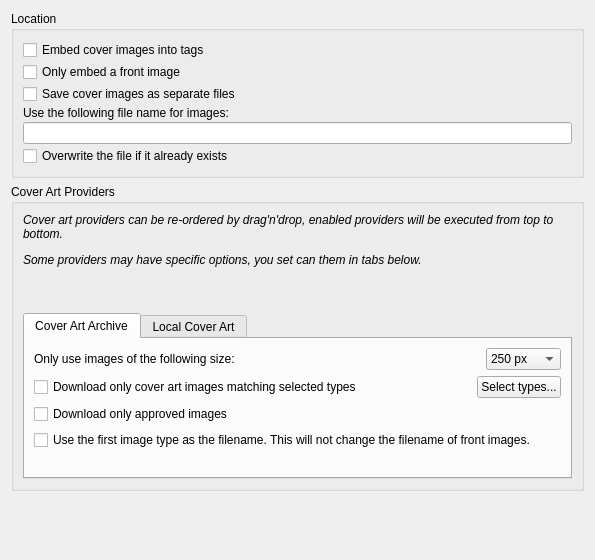
Qt form ui/options_cover.ui (metabrainz/picard) before a commit.
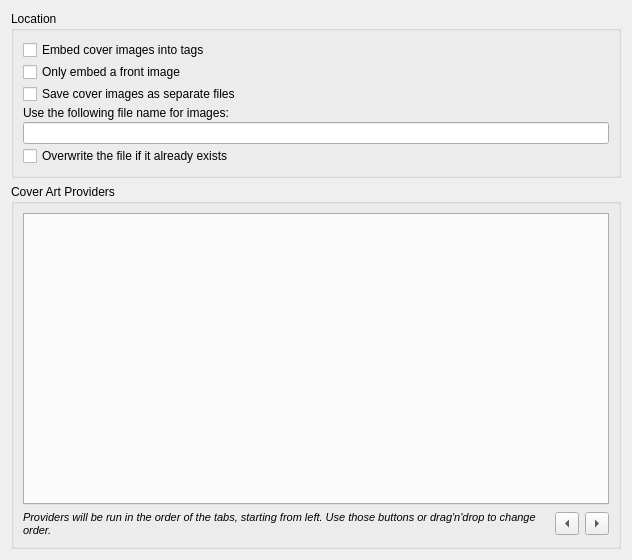
The same form after that commit.

Commit message:
Each cover art provider is now in a re-orderable tab
- better separation between options of each provider
- each provider has its own .ui file for specific options
- tabs can be re-ordered by drag'n'drop or using buttons

```diff
--- a/ui/options_cover.ui
+++ b/ui/options_cover.ui
@@ -6,7 +6,7 @@
    <rect>
     <x>0</x>
     <y>0</y>
-    <width>595</width>
+    <width>632</width>
     <height>560</height>
    </rect>
   </property>
@@ -77,29 +77,7 @@
      </property>
      <layout class="QVBoxLayout" name="ca_providers_layout">
       <item>
-       <layout class="QHBoxLayout" name="ca_providers_hbox">
-        <item>
-         <widget class="QLabel" name="ca_providers_note">
-          <property name="font">
-           <font>
-            <italic>true</italic>
-           </font>
-          </property>
-          <property name="frameShape">
-           <enum>QFrame::NoFrame</enum>
-          </property>
-          <property name="text">
-           <string>&lt;html&gt;&lt;head/&gt;&lt;body&gt;&lt;p&gt;Cover art providers can be re-ordered by drag'n'drop, enabled providers will be executed from top to bottom.&lt;/p&gt;&lt;p&gt;Some providers may have specific options, you set can them in tabs below.&lt;/p&gt;&lt;p&gt;&lt;br/&gt;&lt;/p&gt;&lt;/body&gt;&lt;/html&gt;</string>
-          </property>
-          <property name="wordWrap">
-           <bool>true</bool>
-          </property>
-         </widget>
-        </item>
-       </layout>
-      </item>
-      <item>
-       <widget class="QTabWidget" name="tabWidget">
+       <widget class="QTabWidget" name="tab_cover_art_providers">
         <property name="enabled">
          <bool>true</bool>
         </property>
@@ -109,228 +87,63 @@
           <verstretch>0</verstretch>
          </sizepolicy>
         </property>
+        <property name="tabPosition">
+         <enum>QTabWidget::North</enum>
+        </property>
         <property name="currentIndex">
          <number>0</number>
         </property>
-        <widget class="QWidget" name="tab_cover_art_archive">
-         <property name="enabled">
-          <bool>true</bool>
-         </property>
-         <attribute name="title">
-          <string>Cover Art Archive</string>
-         </attribute>
-         <layout class="QVBoxLayout" name="verticalLayout_4">
-          <item>
-           <layout class="QHBoxLayout" name="horizontalLayout">
-            <item>
-             <widget class="QLabel" name="label">
-              <property name="text">
-               <string>Only use images of the following size:</string>
-              </property>
-             </widget>
-            </item>
-            <item>
-             <spacer name="horizontalSpacer">
-              <property name="orientation">
-               <enum>Qt::Horizontal</enum>
-              </property>
-              <property name="sizeHint" stdset="0">
-               <size>
-                <width>40</width>
-                <height>20</height>
-               </size>
-              </property>
-             </spacer>
-            </item>
-            <item>
-             <widget class="QComboBox" name="cb_image_size">
-              <property name="sizePolicy">
-               <sizepolicy hsizetype="Preferred" vsizetype="Fixed">
-                <horstretch>0</horstretch>
-                <verstretch>0</verstretch>
-               </sizepolicy>
-              </property>
-              <item>
-               <property name="text">
-                <string>250 px</string>
-               </property>
-              </item>
-              <item>
-               <property name="text">
-                <string>500 px</string>
-               </property>
-              </item>
-              <item>
-               <property name="text">
-                <string>Full size</string>
-               </property>
-              </item>
-             </widget>
-            </item>
-           </layout>
-          </item>
-          <item>
-           <layout class="QHBoxLayout" name="select_caa_types_group">
-            <item>
-             <widget class="QCheckBox" name="restrict_images_types">
-              <property name="text">
-               <string>Download only cover art images matching selected types</string>
-              </property>
-             </widget>
-            </item>
-            <item>
-             <spacer name="horizontalSpacer">
-              <property name="orientation">
-               <enum>Qt::Horizontal</enum>
-              </property>
-              <property name="sizeHint" stdset="0">
-               <size>
-                <width>40</width>
-                <height>20</height>
-               </size>
-              </property>
-             </spacer>
-            </item>
-            <item>
-             <widget class="QPushButton" name="select_caa_types">
-              <property name="sizePolicy">
-               <sizepolicy hsizetype="Fixed" vsizetype="Fixed">
-                <horstretch>100</horstretch>
-                <verstretch>0</verstretch>
-               </sizepolicy>
-              </property>
-              <property name="text">
-               <string>Select types...</string>
-              </property>
-             </widget>
-            </item>
-           </layout>
-          </item>
-          <item>
-           <widget class="QCheckBox" name="cb_approved_only">
-            <property name="text">
-             <string>Download only approved images</string>
-            </property>
-           </widget>
-          </item>
-          <item>
-           <widget class="QCheckBox" name="cb_type_as_filename">
-            <property name="sizePolicy">
-             <sizepolicy hsizetype="Minimum" vsizetype="Fixed">
-              <horstretch>0</horstretch>
-              <verstretch>0</verstretch>
-             </sizepolicy>
-            </property>
-            <property name="text">
-             <string>Use the first image type as the filename. This will not change the filename of front images.</string>
-            </property>
-           </widget>
-          </item>
-          <item>
-           <spacer name="verticalSpacer_2">
-            <property name="orientation">
-             <enum>Qt::Vertical</enum>
-            </property>
-            <property name="sizeHint" stdset="0">
-             <size>
-              <width>20</width>
-              <height>0</height>
-             </size>
-            </property>
-           </spacer>
-          </item>
-         </layout>
-        </widget>
-        <widget class="QWidget" name="tab_local_cover_art">
-         <attribute name="title">
-          <string>Local Cover Art</string>
-         </attribute>
-         <layout class="QVBoxLayout" name="verticalLayout_5">
-          <item>
-           <widget class="QLabel" name="local_cover_regex_label">
-            <property name="text">
-             <string>Local cover art files match the following regular expression:</string>
-            </property>
-           </widget>
-          </item>
-          <item>
-           <widget class="QLineEdit" name="local_cover_regex_edit"/>
-          </item>
-          <item>
-           <layout class="QHBoxLayout" name="horizontalLayout_2">
-            <item>
-             <widget class="QLabel" name="local_cover_regex_error">
-              <property name="text">
-               <string/>
-              </property>
-             </widget>
-            </item>
-            <item>
-             <widget class="QPushButton" name="local_cover_regex_default">
-              <property name="sizePolicy">
-               <sizepolicy hsizetype="Fixed" vsizetype="Fixed">
-                <horstretch>0</horstretch>
-                <verstretch>0</verstretch>
-               </sizepolicy>
-              </property>
-              <property name="text">
-               <string>Default</string>
-              </property>
-             </widget>
-            </item>
-           </layout>
-          </item>
-          <item>
-           <widget class="QLabel" name="note">
-            <property name="font">
-             <font>
-              <italic>true</italic>
-             </font>
-            </property>
-            <property name="text">
-             <string>First group in the regular expression, if any, will be used as type, ie. cover-back-spine.jpg will be set as types Back + Spine. If no type is found, it will default to Front type.</string>
-            </property>
-            <property name="wordWrap">
-             <bool>true</bool>
-            </property>
-           </widget>
-          </item>
-          <item>
-           <spacer name="verticalSpacer">
-            <property name="orientation">
-             <enum>Qt::Vertical</enum>
-            </property>
-            <property name="sizeType">
-             <enum>QSizePolicy::Expanding</enum>
-            </property>
-            <property name="sizeHint" stdset="0">
-             <size>
-              <width>20</width>
-              <height>0</height>
-             </size>
-            </property>
-           </spacer>
-          </item>
-         </layout>
-        </widget>
+        <property name="movable">
+         <bool>true</bool>
+        </property>
        </widget>
       </item>
+      <item>
+       <layout class="QHBoxLayout" name="reordertabs">
+        <item>
+         <widget class="QLabel" name="movetabnote">
+          <property name="font">
+           <font>
+            <pointsize>8</pointsize>
+            <italic>true</italic>
+           </font>
+          </property>
+          <property name="text">
+           <string>Providers will be run in the order of the tabs, starting from left. Use those buttons or drag'n'drop to change order.</string>
+          </property>
+          <property name="wordWrap">
+           <bool>true</bool>
+          </property>
+         </widget>
+        </item>
+        <item>
+         <widget class="QToolButton" name="moveleft">
+          <property name="text">
+           <string>Move to left</string>
+          </property>
+          <property name="arrowType">
+           <enum>Qt::LeftArrow</enum>
+          </property>
+         </widget>
+        </item>
+        <item>
+         <widget class="QToolButton" name="moveright">
+          <property name="text">
+           <string>Move to right</string>
+          </property>
+          <property name="toolButtonStyle">
+           <enum>Qt::ToolButtonIconOnly</enum>
+          </property>
+          <property name="arrowType">
+           <enum>Qt::RightArrow</enum>
+          </property>
+         </widget>
+        </item>
+       </layout>
+      </item>
      </layout>
     </widget>
    </item>
-   <item>
-    <spacer name="verticalSpacer_3">
-     <property name="orientation">
-      <enum>Qt::Vertical</enum>
-     </property>
-     <property name="sizeHint" stdset="0">
-      <size>
-       <width>20</width>
-       <height>0</height>
-      </size>
-     </property>
-    </spacer>
-   </item>
   </layout>
  </widget>
  <tabstops>
```
Left out of the diff: 4 changed lines with no effect on the pictures. The commit also changes 15 other files.
